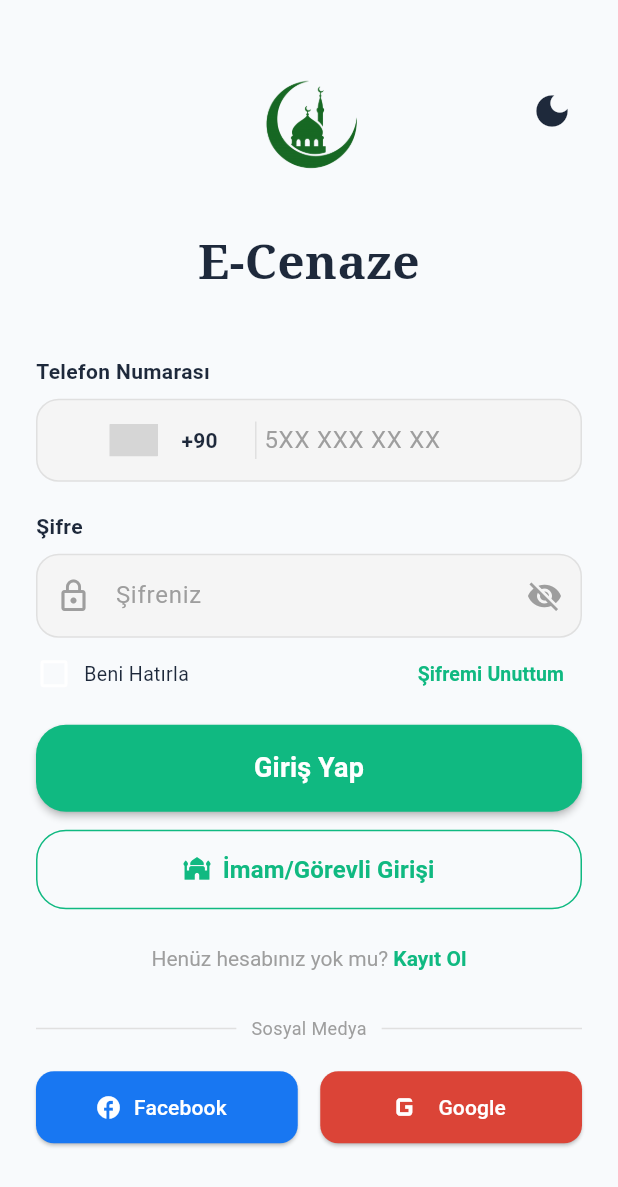
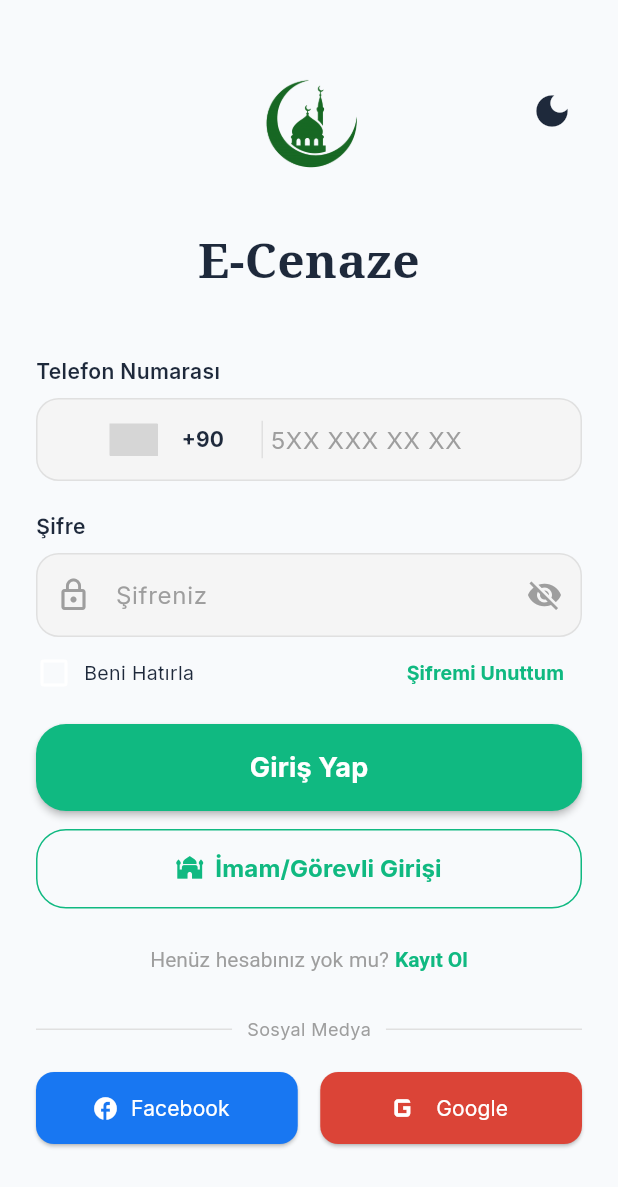
Before and after one commit to yunuzq/e_cenaze, a Flutter app: the screen it shows after launch, on a phone screen of 412 x 824 dp. Shown: the top 1187 px of the screen. Run offline on Flutter 3.47's test engine with Material 3 defaults, Android fonts, the phone set to English and light mode, and no system bars; drawn by our look-alikes of country_code_picker; our stand-ins replace flutter_map, google_fonts, image_picker, latlong2, shared_preferences; grey boxes are pictures that could not be loaded.

Commit message:
Yazı Fontu
Yazı fontu yenilendi artık daha modern

```diff
--- a/lib/main.dart
+++ b/lib/main.dart
@@ -1,4 +1,5 @@
 import 'package:flutter/material.dart';
+import 'package:google_fonts/google_fonts.dart';
 import 'data/global_data.dart';
 import 'theme/app_theme.dart';
 import 'screens/Giris Ekranlari/giris.dart';
@@ -31,7 +32,9 @@ class ECenazeApp extends StatelessWidget {
   }
 
   ThemeData _buildDarkTheme() {
+    final baseTextTheme = GoogleFonts.interTextTheme(ThemeData.dark().textTheme);
     return ThemeData(
+      fontFamily: GoogleFonts.inter().fontFamily,
       brightness: Brightness.dark,
       primaryColor: AppTheme.primary,
       scaffoldBackgroundColor: AppTheme.bgDark,
@@ -39,6 +42,23 @@ class ECenazeApp extends StatelessWidget {
         primary: AppTheme.primary,
         secondary: AppTheme.primary,
         surface: AppTheme.cardDark,
+      ),
+      textTheme: baseTextTheme.copyWith(
+        displayLarge: baseTextTheme.displayLarge?.copyWith(fontWeight: FontWeight.w700),
+        displayMedium: baseTextTheme.displayMedium?.copyWith(fontWeight: FontWeight.w700),
+        displaySmall: baseTextTheme.displaySmall?.copyWith(fontWeight: FontWeight.w700),
+        headlineLarge: baseTextTheme.headlineLarge?.copyWith(fontWeight: FontWeight.w700),
+        headlineMedium: baseTextTheme.headlineMedium?.copyWith(fontWeight: FontWeight.w700),
+        headlineSmall: baseTextTheme.headlineSmall?.copyWith(fontWeight: FontWeight.w700),
+        titleLarge: baseTextTheme.titleLarge?.copyWith(fontWeight: FontWeight.w600),
+        titleMedium: baseTextTheme.titleMedium?.copyWith(fontWeight: FontWeight.w600),
+        titleSmall: baseTextTheme.titleSmall?.copyWith(fontWeight: FontWeight.w600),
+        bodyLarge: baseTextTheme.bodyLarge?.copyWith(fontWeight: FontWeight.w400),
+        bodyMedium: baseTextTheme.bodyMedium?.copyWith(fontWeight: FontWeight.w400),
+        bodySmall: baseTextTheme.bodySmall?.copyWith(fontWeight: FontWeight.w400),
+        labelLarge: baseTextTheme.labelLarge?.copyWith(fontWeight: FontWeight.w400),
+        labelMedium: baseTextTheme.labelMedium?.copyWith(fontWeight: FontWeight.w400),
+        labelSmall: baseTextTheme.labelSmall?.copyWith(fontWeight: FontWeight.w400),
       ),
       cardTheme: CardThemeData(
         color: AppTheme.cardDark,
@@ -53,18 +73,20 @@ class ECenazeApp extends StatelessWidget {
           shape: RoundedRectangleBorder(borderRadius: BorderRadius.circular(20)),
         ),
       ),
-      appBarTheme: const AppBarTheme(
+      appBarTheme: AppBarTheme(
         backgroundColor: Colors.transparent,
         elevation: 0,
-        iconTheme: IconThemeData(color: Colors.white),
-        titleTextStyle: TextStyle(color: Colors.white, fontSize: 20, fontWeight: FontWeight.w700),
+        iconTheme: const IconThemeData(color: Colors.white),
+        titleTextStyle: GoogleFonts.inter(textStyle: const TextStyle(color: Colors.white, fontSize: 20, fontWeight: FontWeight.w700)),
       ),
       useMaterial3: true,
     );
   }
 
   ThemeData _buildLightTheme() {
+    final baseTextTheme = GoogleFonts.interTextTheme(ThemeData.light().textTheme);
     return ThemeData(
+      fontFamily: GoogleFonts.inter().fontFamily,
       brightness: Brightness.light,
       primaryColor: AppTheme.primary,
       scaffoldBackgroundColor: AppTheme.bgLight,
@@ -73,6 +95,23 @@ class ECenazeApp extends StatelessWidget {
         secondary: AppTheme.primary,
         surface: AppTheme.cardLight,
         onSurface: AppTheme.textLight,
+      ),
+      textTheme: baseTextTheme.copyWith(
+        displayLarge: baseTextTheme.displayLarge?.copyWith(fontWeight: FontWeight.w700),
+        displayMedium: baseTextTheme.displayMedium?.copyWith(fontWeight: FontWeight.w700),
+        displaySmall: baseTextTheme.displaySmall?.copyWith(fontWeight: FontWeight.w700),
+        headlineLarge: baseTextTheme.headlineLarge?.copyWith(fontWeight: FontWeight.w700),
+        headlineMedium: baseTextTheme.headlineMedium?.copyWith(fontWeight: FontWeight.w700),
+        headlineSmall: baseTextTheme.headlineSmall?.copyWith(fontWeight: FontWeight.w700),
+        titleLarge: baseTextTheme.titleLarge?.copyWith(fontWeight: FontWeight.w600),
+        titleMedium: baseTextTheme.titleMedium?.copyWith(fontWeight: FontWeight.w600),
+        titleSmall: baseTextTheme.titleSmall?.copyWith(fontWeight: FontWeight.w600),
+        bodyLarge: baseTextTheme.bodyLarge?.copyWith(fontWeight: FontWeight.w400),
+        bodyMedium: baseTextTheme.bodyMedium?.copyWith(fontWeight: FontWeight.w400),
+        bodySmall: baseTextTheme.bodySmall?.copyWith(fontWeight: FontWeight.w400),
+        labelLarge: baseTextTheme.labelLarge?.copyWith(fontWeight: FontWeight.w400),
+        labelMedium: baseTextTheme.labelMedium?.copyWith(fontWeight: FontWeight.w400),
+        labelSmall: baseTextTheme.labelSmall?.copyWith(fontWeight: FontWeight.w400),
       ),
       cardTheme: CardThemeData(
         color: AppTheme.cardLight,
@@ -87,11 +126,11 @@ class ECenazeApp extends StatelessWidget {
           shape: RoundedRectangleBorder(borderRadius: BorderRadius.circular(20)),
         ),
       ),
-      appBarTheme: const AppBarTheme(
+      appBarTheme: AppBarTheme(
         backgroundColor: Colors.transparent,
         elevation: 0,
-        iconTheme: IconThemeData(color: AppTheme.textLight),
-        titleTextStyle: TextStyle(color: AppTheme.textLight, fontSize: 20, fontWeight: FontWeight.w700),
+        iconTheme: const IconThemeData(color: AppTheme.textLight),
+        titleTextStyle: GoogleFonts.inter(textStyle: TextStyle(color: AppTheme.textLight, fontSize: 20, fontWeight: FontWeight.w700)),
       ),
       useMaterial3: true,
     );
--- a/pubspec.yaml
+++ b/pubspec.yaml
@@ -38,6 +38,7 @@ dependencies:
   url_launcher: ^6.2.4
   flutter_map: ^6.0.0
   latlong2: ^0.9.0
+  google_fonts: ^6.2.1
 
 dev_dependencies:
 
```
Also changed, not shown: pubspec.lock.
